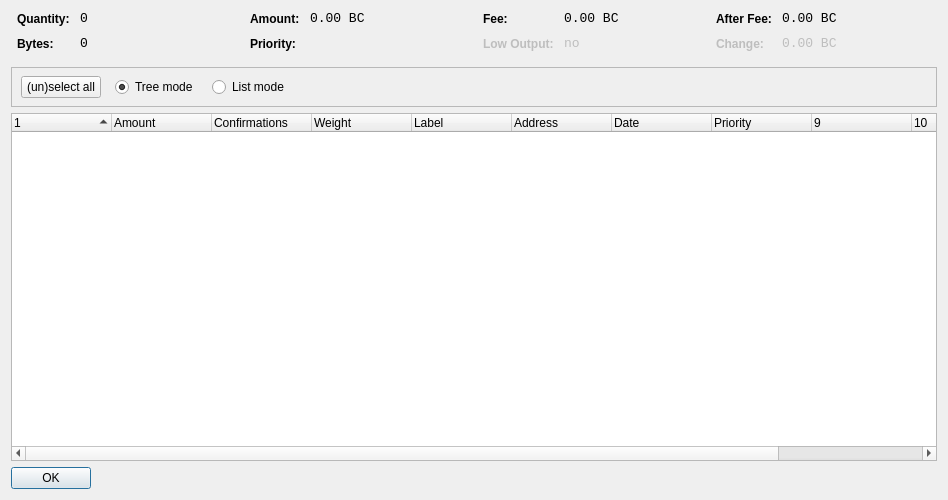
Above: src/qt/forms/coincontroldialog.ui from Tillkoeln/WYTF before the change. Below: the same form after it.
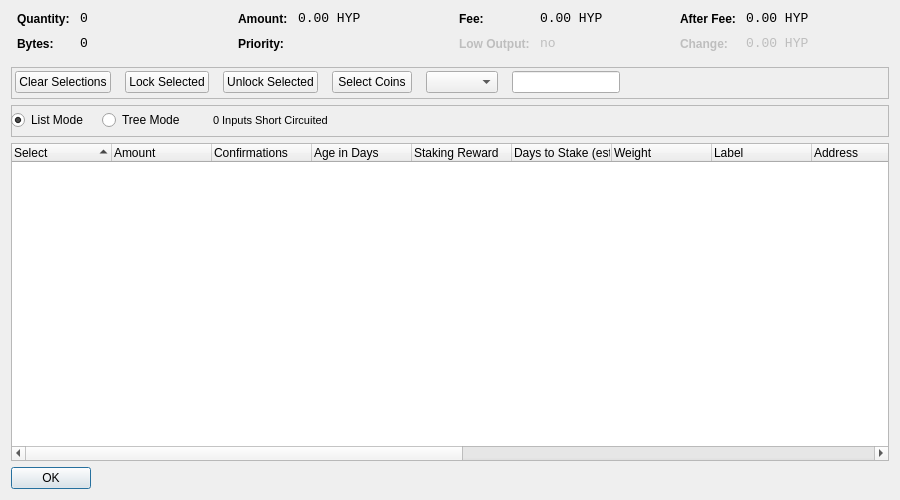
That is the form after the change. Icons and pictures are not drawn. Custom widgets are drawn as their Qt base class.

```diff
--- a/src/qt/forms/coincontroldialog.ui
+++ b/src/qt/forms/coincontroldialog.ui
@@ -6,7 +6,7 @@
    <rect>
     <x>0</x>
     <y>0</y>
-    <width>948</width>
+    <width>900</width>
     <height>500</height>
    </rect>
   </property>
@@ -141,7 +141,7 @@
           <enum>Qt::ActionsContextMenu</enum>
          </property>
          <property name="text">
-          <string notr="true">0.00 BC</string>
+          <string>0.00 HYP</string>
          </property>
          <property name="textInteractionFlags">
           <set>Qt::LinksAccessibleByMouse|Qt::TextSelectableByKeyboard|Qt::TextSelectableByMouse</set>
@@ -221,7 +221,7 @@
           <enum>Qt::ActionsContextMenu</enum>
          </property>
          <property name="text">
-          <string notr="true">0.00 BC</string>
+          <string>0.00 HYP</string>
          </property>
          <property name="textInteractionFlags">
           <set>Qt::LinksAccessibleByMouse|Qt::TextSelectableByKeyboard|Qt::TextSelectableByMouse</set>
@@ -270,6 +270,9 @@
      </item>
      <item>
       <layout class="QFormLayout" name="formLayoutCoinControl4">
+       <property name="fieldGrowthPolicy">
+        <enum>QFormLayout::AllNonFixedFieldsGrow</enum>
+       </property>
        <property name="horizontalSpacing">
         <number>10</number>
        </property>
@@ -307,7 +310,7 @@
           <enum>Qt::ActionsContextMenu</enum>
          </property>
          <property name="text">
-          <string notr="true">0.00 BC</string>
+          <string>0.00 HYP</string>
          </property>
          <property name="textInteractionFlags">
           <set>Qt::LinksAccessibleByMouse|Qt::TextSelectableByKeyboard|Qt::TextSelectableByMouse</set>
@@ -345,7 +348,7 @@
           <enum>Qt::ActionsContextMenu</enum>
          </property>
          <property name="text">
-          <string notr="true">0.00 BC</string>
+          <string>0.00 HYP</string>
          </property>
          <property name="textInteractionFlags">
           <set>Qt::LinksAccessibleByMouse|Qt::TextSelectableByKeyboard|Qt::TextSelectableByMouse</set>
@@ -361,7 +364,7 @@
      <property name="minimumSize">
       <size>
        <width>0</width>
-       <height>40</height>
+       <height>32</height>
       </size>
      </property>
      <property name="frameShape">
@@ -373,13 +376,13 @@
      <widget class="QWidget" name="horizontalLayoutWidget">
       <property name="geometry">
        <rect>
-        <x>10</x>
+        <x>4</x>
         <y>0</y>
-        <width>781</width>
-        <height>41</height>
+        <width>959</width>
+        <height>31</height>
        </rect>
       </property>
-      <layout class="QHBoxLayout" name="horizontalLayoutPanel" stretch="0,0,0,0,0">
+      <layout class="QHBoxLayout" name="horizontalLayoutPanel" stretch="0,0,0,0,0,0,0">
        <property name="spacing">
         <number>14</number>
        </property>
@@ -392,36 +395,50 @@
           </sizepolicy>
          </property>
          <property name="text">
-          <string>(un)select all</string>
+          <string>Clear Selections</string>
          </property>
         </widget>
        </item>
        <item>
-        <widget class="QRadioButton" name="radioTreeMode">
-         <property name="sizePolicy">
-          <sizepolicy hsizetype="Maximum" vsizetype="Fixed">
-           <horstretch>0</horstretch>
-           <verstretch>0</verstretch>
-          </sizepolicy>
+        <widget class="QPushButton" name="pushButtonLockUTXO">
+         <property name="text">
+          <string>Lock Selected</string>
          </property>
+        </widget>
+       </item>
+       <item>
+        <widget class="QPushButton" name="pushButtonUnlockUTXO">
          <property name="text">
-          <string>Tree mode</string>
+          <string>Unlock Selected</string>
          </property>
-         <property name="checked">
+        </widget>
+       </item>
+       <item>
+        <widget class="QPushButton" name="pushButtonCustomCC">
+         <property name="text">
+          <string>Select Coins</string>
+         </property>
+        </widget>
+       </item>
+       <item>
+        <widget class="QComboBox" name="QComboBoxFilterCoins"/>
+       </item>
+       <item>
+        <widget class="QLineEdit" name="lineEditCustomCC">
+         <property name="enabled">
           <bool>true</bool>
          </property>
-        </widget>
-       </item>
-       <item>
-        <widget class="QRadioButton" name="radioListMode">
          <property name="sizePolicy">
-          <sizepolicy hsizetype="Maximum" vsizetype="Fixed">
+          <sizepolicy hsizetype="Fixed" vsizetype="Fixed">
            <horstretch>0</horstretch>
            <verstretch>0</verstretch>
           </sizepolicy>
          </property>
-         <property name="text">
-          <string>List mode</string>
+         <property name="baseSize">
+          <size>
+           <width>50</width>
+           <height>0</height>
+          </size>
          </property>
         </widget>
        </item>
@@ -442,16 +459,115 @@
      </widget>
     </widget>
    </item>
+   <item>
+    <widget class="QFrame" name="frame_2">
+     <property name="minimumSize">
+      <size>
+       <width>0</width>
+       <height>32</height>
+      </size>
+     </property>
+     <property name="frameShape">
+      <enum>QFrame::StyledPanel</enum>
+     </property>
+     <property name="frameShadow">
+      <enum>QFrame::Sunken</enum>
+     </property>
+     <property name="lineWidth">
+      <number>1</number>
+     </property>
+     <widget class="QWidget" name="horizontalLayoutWidget_2">
+      <property name="geometry">
+       <rect>
+        <x>0</x>
+        <y>0</y>
+        <width>951</width>
+        <height>31</height>
+       </rect>
+      </property>
+      <layout class="QHBoxLayout" name="horizontalLayoutPanel_2" stretch="0,0,0,0,0">
+       <property name="spacing">
+        <number>14</number>
+       </property>
+       <item>
+        <widget class="QRadioButton" name="radioListMode">
+         <property name="sizePolicy">
+          <sizepolicy hsizetype="Maximum" vsizetype="Fixed">
+           <horstretch>0</horstretch>
+           <verstretch>0</verstretch>
+          </sizepolicy>
+         </property>
+         <property name="text">
+          <string>List Mode</string>
+         </property>
+         <property name="checked">
+          <bool>true</bool>
+         </property>
+        </widget>
+       </item>
+       <item>
+        <widget class="QRadioButton" name="radioTreeMode">
+         <property name="sizePolicy">
+          <sizepolicy hsizetype="Maximum" vsizetype="Fixed">
+           <horstretch>0</horstretch>
+           <verstretch>0</verstretch>
+          </sizepolicy>
+         </property>
+         <property name="text">
+          <string>Tree Mode</string>
+         </property>
+        </widget>
+       </item>
+       <item>
+        <widget class="QLabel" name="label">
+         <property name="text">
+          <string>&lt;html&gt;&lt;head/&gt;&lt;body&gt;&lt;p&gt;&lt;img src=&quot;:/icons/chip&quot;/&gt;&lt;/p&gt;&lt;/body&gt;&lt;/html&gt;</string>
+         </property>
+        </widget>
+       </item>
+       <item>
+        <widget class="QLabel" name="labelLocked">
+         <property name="maximumSize">
+          <size>
+           <width>16777215</width>
+           <height>16777215</height>
+          </size>
+         </property>
+         <property name="styleSheet">
+          <string notr="true">font-size:10px;</string>
+         </property>
+         <property name="text">
+          <string notr="true">&lt;html&gt;&lt;head/&gt;&lt;body&gt;&lt;p&gt;&lt;span style=&quot; font-size:8pt;&quot;&gt;0 Inputs Short Circuited&lt;/span&gt;&lt;/p&gt;&lt;/body&gt;&lt;/html&gt;</string>
+         </property>
+        </widget>
+       </item>
+       <item>
+        <spacer name="horizontalSpacer_2">
+         <property name="orientation">
+          <enum>Qt::Horizontal</enum>
+         </property>
+         <property name="sizeHint" stdset="0">
+          <size>
+           <width>40</width>
+           <height>20</height>
+          </size>
+         </property>
+        </spacer>
+       </item>
+      </layout>
+     </widget>
+    </widget>
+   </item>
    <item>
     <widget class="CoinControlTreeWidget" name="treeWidget">
      <property name="contextMenuPolicy">
       <enum>Qt::CustomContextMenu</enum>
      </property>
      <property name="sortingEnabled">
-      <bool>false</bool>
+      <bool>true</bool>
      </property>
      <property name="columnCount">
-      <number>11</number>
+      <number>17</number>
      </property>
      <attribute name="headerShowSortIndicator" stdset="0">
       <bool>true</bool>
@@ -461,7 +577,7 @@
      </attribute>
      <column>
       <property name="text">
-       <string/>
+       <string>Select</string>
       </property>
      </column>
      <column>
@@ -477,11 +593,32 @@
        <string>Confirmed</string>
       </property>
      </column>
+     <column>
+      <property name="text">
+       <string>Age in Days</string>
+      </property>
+     </column>
+     <column>
+      <property name="text">
+       <string>Staking Reward</string>
+      </property>
+      <property name="textAlignment">
+       <set>AlignLeading|AlignVCenter</set>
+      </property>
+     </column>
+     <column>
+      <property name="text">
+       <string>Days to Stake (est.)</string>
+      </property>
+      <property name="textAlignment">
+       <set>AlignLeading|AlignVCenter</set>
+      </property>
+     </column>
      <column>
       <property name="text">
        <string>Weight</string>
       </property>
-     </column>	 	 
+     </column>
      <column>
       <property name="text">
        <string>Label</string>
@@ -522,6 +659,16 @@
        <string/>
       </property>
      </column>
+     <column>
+      <property name="text">
+       <string/>
+      </property>
+     </column>
+     <column>
+      <property name="text">
+       <string/>
+      </property>
+     </column>
     </widget>
    </item>
    <item>
```
Left out of the diff: 6 changed lines with no effect on the pictures.
